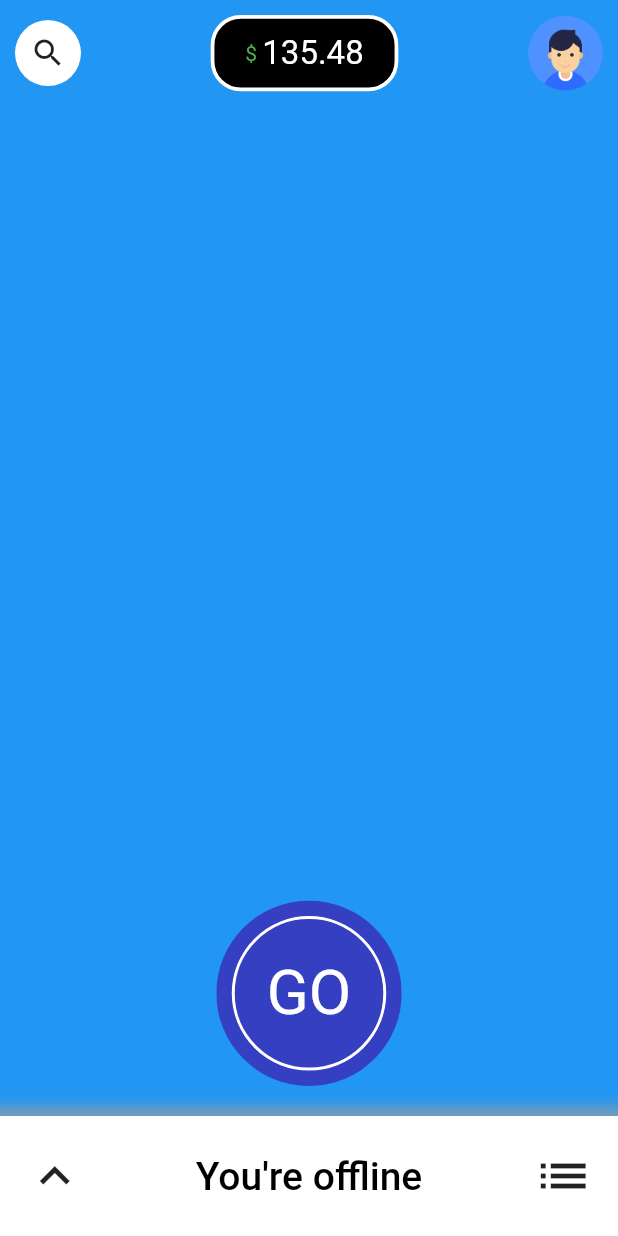
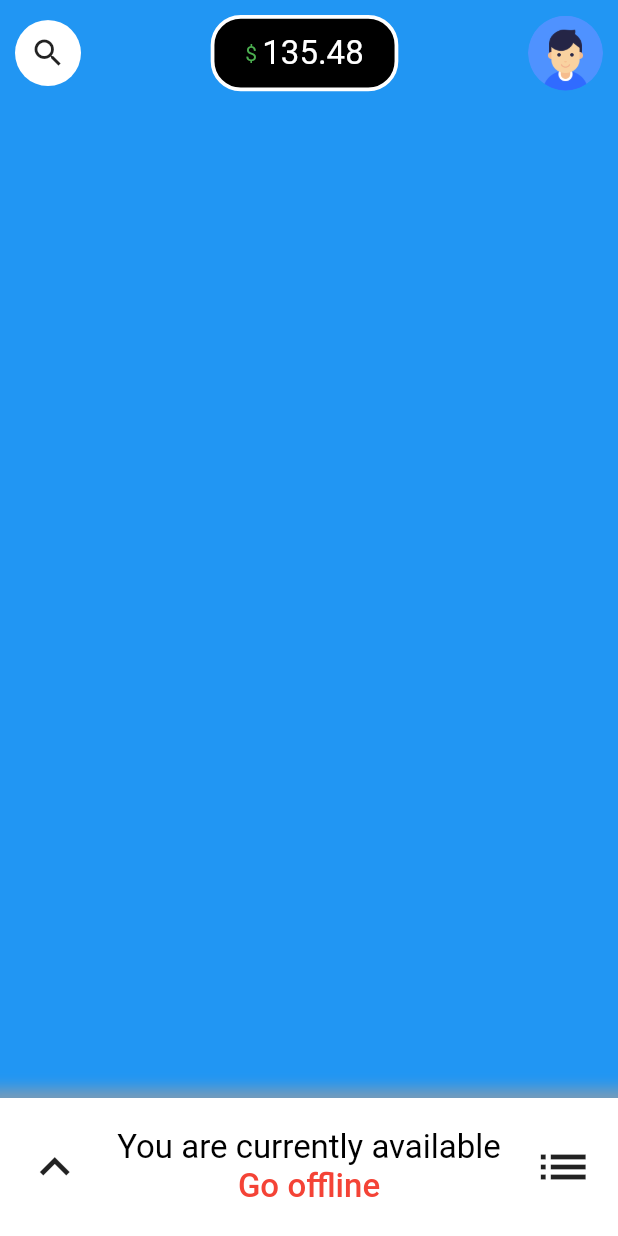
Before and after one commit to suljevicsemir/uber-clone-driver, a Flutter app: the screen it shows once a user with an empty profile is signed in, after a tap on "GO", on a phone screen of 412 x 824 dp. Run offline on Flutter 3.47's test engine with Material 2 defaults, Android fonts, the phone set to English and light mode, and no system bars; our stand-ins replace cloud_firestore, firebase_auth, firebase_core, firebase_storage, flutter_secure_storage, timeago; accounts and stored records are empty.

```diff
--- a/uber_clone_driver/lib/components/authentication_wrapper.dart
+++ b/uber_clone_driver/lib/components/authentication_wrapper.dart
@@ -1,6 +1,7 @@
 import 'package:firebase_auth/firebase_auth.dart';
 import 'package:flutter/material.dart';
 import 'package:provider/provider.dart';
+import 'package:uber_clone_driver/providers/home_provider.dart';
 import 'package:uber_clone_driver/screens/get_started/welcome_screen.dart';
 import 'package:uber_clone_driver/screens/home/home.dart';
 
@@ -12,6 +13,8 @@ class AuthenticationWrapper extends StatelessWidget {
   Widget build(BuildContext context) {
     final User? user = Provider.of<User?>(context);
     if( user == null) return WelcomeScreen();
-    return Home();
+    return ChangeNotifierProvider(
+        create: (context) => HomeProvider(),
+        child: Home());
   }
 }
--- a/uber_clone_driver/lib/main.dart
+++ b/uber_clone_driver/lib/main.dart
@@ -3,6 +3,7 @@ import 'package:flutter/material.dart';
 import 'package:provider/provider.dart';
 import 'package:uber_clone_driver/components/authentication_wrapper.dart';
 import 'package:uber_clone_driver/providers/profile_pictures_provider.dart';
+import 'package:uber_clone_driver/screens/account/account.dart';
 import 'package:uber_clone_driver/screens/chats/chats.dart';
 import 'package:uber_clone_driver/screens/get_started/sign_in.dart';
 import 'package:uber_clone_driver/screens/get_started/welcome_screen.dart';
@@ -23,7 +24,24 @@ void main() async{
 
 
 
-class UberDriver extends StatelessWidget {
+class UberDriver extends StatefulWidget{
+
+
+
+
+  @override
+  _UberDriverState createState() => _UberDriverState();
+}
+
+class _UberDriverState extends State<UberDriver> with WidgetsBindingObserver {
+
+  @override
+  void initState() {
+    super.initState();
+    WidgetsBinding.instance!.addObserver(this);
+  }
+
+
   @override
   Widget build(BuildContext context) {
     return MultiProvider(
@@ -47,9 +65,30 @@ class UberDriver extends StatelessWidget {
           AuthenticationWrapper.route : (context) => AuthenticationWrapper(),
           WelcomeScreen.route : (context) => WelcomeScreen(),
           SignIn.route : (context) => SignIn(),
-          Chats.route : (context) => Chats()
+          Chats.route : (context) => Chats(),
+          Account.route : (context) => Account()
         },
       ),
     );
   }
+
+
+  @override
+  void didChangeAppLifecycleState(AppLifecycleState state) {
+    super.didChangeDependencies();
+    if(state == AppLifecycleState.paused) {
+      print('app is paused');
+    }
+    if(state == AppLifecycleState.detached) {
+      print('app is detached');
+    }
+
+    if(state == AppLifecycleState.inactive) {
+      print('app is inactive');
+    }
+    if(state == AppLifecycleState.resumed) {
+      print('app is resumed');
+    }
+
+  }
 }
--- /dev/null
+++ b/uber_clone_driver/lib/providers/home_provider.dart
@@ -0,0 +1,22 @@
+
+
+import 'package:flutter/cupertino.dart';
+
+class HomeProvider extends ChangeNotifier {
+
+  bool _status = false;
+
+
+  void updateStatus() {
+    _status = !_status;
+    notifyListeners();
+  }
+
+
+  bool get status => _status;
+
+  set status(bool value) {
+    _status = value;
+    notifyListeners();
+  }
+}
--- a/uber_clone_driver/lib/screens/home/bottom_bar.dart
+++ b/uber_clone_driver/lib/screens/home/bottom_bar.dart
@@ -1,4 +1,7 @@
 import 'package:flutter/material.dart';
+import 'package:provider/provider.dart';
+import 'package:uber_clone_driver/providers/home_provider.dart';
+import 'package:uber_clone_driver/screens/home/home.dart';
 
 class BottomHomeBar extends StatelessWidget {
   @override
@@ -28,7 +31,21 @@ class BottomHomeBar extends StatelessWidget {
               Expanded(
                 child: FittedBox(
                   fit: BoxFit.scaleDown,
-                  child: Text('You\'re offline', style: TextStyle(color: Colors.black, fontSize: 26, fontWeight: FontWeight.w500),),
+                  child: Provider.of<HomeProvider>(context).status ?
+                  Container(
+                    child: Column(
+                      children: [
+                        Text('You are currently available', style: TextStyle(color: Colors.black, fontSize: 22),),
+                        GestureDetector(
+                          onTap: () {
+                            Provider.of<HomeProvider>(context, listen: false).updateStatus();
+                          },
+                          child: Text('Go offline', style: TextStyle(color: Colors.red, fontSize: 22, fontWeight: FontWeight.w500),))
+                      ],
+                    ),
+                  )
+                  :
+                  Text('You\'re offline', style: TextStyle(color: Colors.black, fontSize: 26, fontWeight: FontWeight.w500),),
                 ),
               ),
               //Spacer(),
--- a/uber_clone_driver/lib/screens/home/bottom_go_button.dart
+++ b/uber_clone_driver/lib/screens/home/bottom_go_button.dart
@@ -1,11 +1,19 @@
 import 'package:flutter/material.dart';
+import 'package:provider/provider.dart';
+import 'package:uber_clone_driver/providers/home_provider.dart';
+
 
 class BottomGoButton extends StatelessWidget {
+
+
   @override
   Widget build(BuildContext context) {
     final double height = MediaQuery.of(context).size.height;
     final double width = MediaQuery.of(context).size.width;
-    return Align(
+    return AnimatedOpacity(
+      opacity: Provider.of<HomeProvider>(context).status ? 0 : 1,
+      duration: const Duration(milliseconds: 250),
+      child: Align(
           alignment: Alignment.bottomCenter,
           child: Container(
             margin: EdgeInsets.only(bottom: 100),
@@ -13,7 +21,9 @@ class BottomGoButton extends StatelessWidget {
               child: Material(
                 color: const Color(0xff3440c1),
                 child: InkWell(
-                onTap: () {},
+                  onTap: () async {
+                    Provider.of<HomeProvider>(context, listen: false).updateStatus();
+                  },
                   splashColor: Colors.white,
                   child: SizedBox(
                     height: height * 0.15,
@@ -33,6 +43,7 @@ class BottomGoButton extends StatelessWidget {
               ),
             ),
           )
-    );
+      ),
+    ) ;
   }
 }
--- a/uber_clone_driver/lib/screens/home/drawer/drawer_header.dart
+++ b/uber_clone_driver/lib/screens/home/drawer/drawer_header.dart
@@ -5,6 +5,7 @@ import 'dart:io';
 import 'package:flutter/material.dart';
 import 'package:provider/provider.dart';
 import 'package:uber_clone_driver/providers/profile_pictures_provider.dart';
+import 'package:uber_clone_driver/screens/account/account.dart';
 import 'package:uber_clone_driver/screens/chats/chats.dart';
 
 class HomeDrawerHeader extends StatelessWidget {
@@ -27,7 +28,7 @@ class HomeDrawerHeader extends StatelessWidget {
               mainAxisAlignment: MainAxisAlignment.start,
               children: [
                 GestureDetector(
-                  //onTap: () async => await Navigator.pushNamed(context, EditAccount.route),
+                  onTap: () async => await Navigator.pushNamed(context, Account.route),
                   child: Container(
                     margin: EdgeInsets.only(left: 20),
                     child: Row(
--- a/uber_clone_driver/lib/screens/home/home.dart
+++ b/uber_clone_driver/lib/screens/home/home.dart
@@ -1,8 +1,5 @@
-import 'dart:io';
-
 import 'package:flutter/cupertino.dart';
 import 'package:flutter/material.dart';
-import 'package:flutter/scheduler.dart';
 import 'package:flutter/services.dart';
 import 'package:provider/provider.dart';
 import 'package:uber_clone_driver/providers/profile_pictures_provider.dart';
@@ -21,6 +18,11 @@ class _HomeState extends State<Home> {
 
   final globalKey = GlobalKey<ScaffoldState>();
 
+
+  @override
+  void didChangeDependencies() {
+    super.didChangeDependencies();
+  }
 
   @override
   Widget build(BuildContext context) {
--- a/uber_clone_driver/lib/screens/home/top_bar.dart
+++ b/uber_clone_driver/lib/screens/home/top_bar.dart
@@ -15,7 +15,7 @@ class TopHomeBar extends StatelessWidget {
       child: Align(
         alignment: Alignment.topCenter,
         child: Row(
-          mainAxisAlignment: MainAxisAlignment.start,
+          mainAxisAlignment: MainAxisAlignment.center,
           children: [
             ClipOval(
               child: Material(
```
Also changed, not shown: uber_clone_driver/lib/screens/account/account.dart (added, +244 -0 lines). Lines whose indentation alone changed are shown as unchanged.
